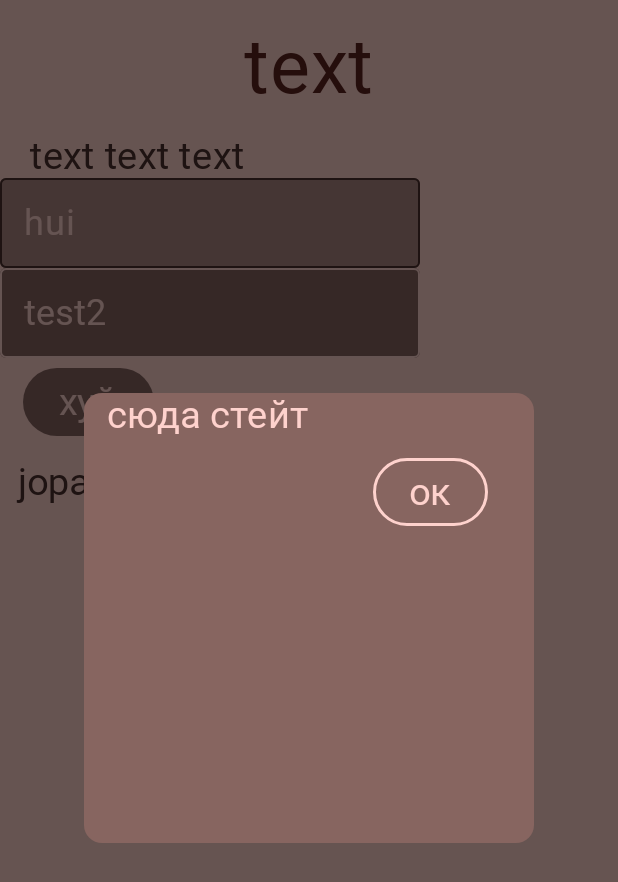
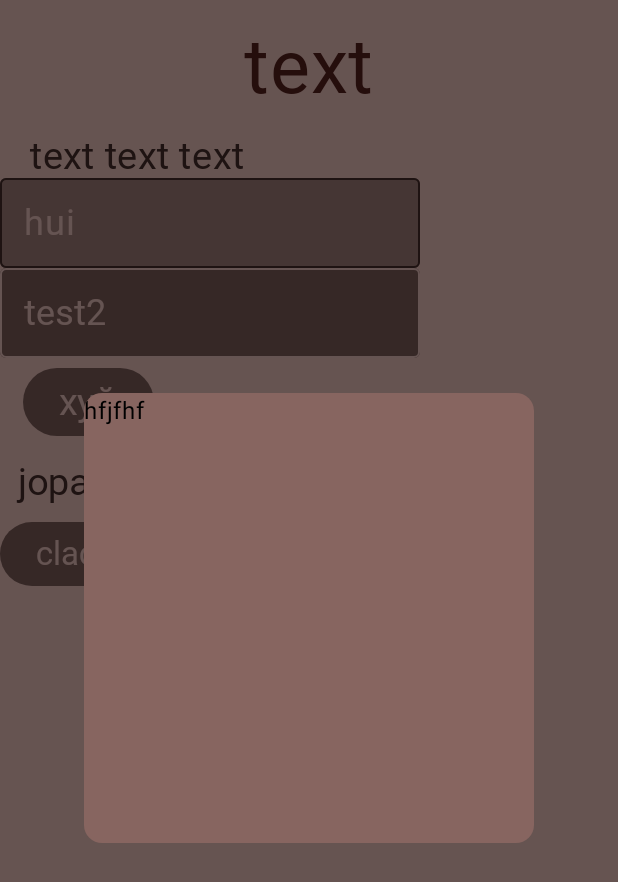
Before and after one commit to raewda/MikoCompany, an Android app built with Jetpack Compose: the screen it shows after launch (MainActivity), after a tap on "хуй", on a phone screen of 412 x 824 dp. Shown: the top 882 px of the screen. Run offline under Robolectric (Android 15) with nearby library versions, the phone set to English and light mode, and no system bars; Roboto replaces fonts that are not available here.

Commit message:
add components

```diff
--- a/app/src/main/java/com/example/mikocompany/details.kt
+++ b/app/src/main/java/com/example/mikocompany/details.kt
@@ -2,15 +2,20 @@ package com.example.mikocompany
 
 import android.util.Log
 import androidx.compose.foundation.BorderStroke
+import androidx.compose.foundation.background
+import androidx.compose.foundation.layout.Box
 import androidx.compose.foundation.layout.Column
 import androidx.compose.foundation.layout.fillMaxWidth
 import androidx.compose.foundation.layout.padding
 import androidx.compose.foundation.layout.size
 import androidx.compose.foundation.shape.CircleShape
+import androidx.compose.foundation.shape.RoundedCornerShape
 import androidx.compose.material3.Button
 import androidx.compose.material3.ButtonDefaults
 import androidx.compose.material3.Card
 import androidx.compose.material3.CardDefaults
+import androidx.compose.material3.DropdownMenu
+import androidx.compose.material3.DropdownMenuItem
 import androidx.compose.material3.Icon
 import androidx.compose.material3.OutlinedTextField
 import androidx.compose.material3.Text
@@ -18,7 +23,8 @@ import androidx.compose.material3.TextButton
 import androidx.compose.material3.TextFieldDefaults
 import androidx.compose.runtime.Composable
 import androidx.compose.runtime.MutableState
-import androidx.compose.runtime.State
+import androidx.compose.runtime.mutableStateOf
+import androidx.compose.runtime.remember
 import androidx.compose.ui.Alignment
 import androidx.compose.ui.Modifier
 import androidx.compose.ui.graphics.Color
@@ -266,17 +272,79 @@ fun MikoInfoDialog(
 // for the data interaction form
 @Composable
 fun MikoDialog(
-
+    openDialog : MutableState<Boolean>,
+    width : Int,
+    height : Int,
+    color: Color,
+    content : @Composable () -> Unit
 ){
-
+    Dialog(
+        onDismissRequest = {
+            openDialog.value = false
+        }
+    ){
+        Card(
+            modifier = Modifier
+                .size(width = width.dp, height = height.dp),
+            colors = CardDefaults.cardColors(color)
+        ) {
+            content()
+        }
+    }
 }
 
 // for popup menu
 @Composable
 fun MikoDropDownMenu(
+    openMenu : MutableState<Boolean>,
+    textButton : String,
+    ddmlist : List<String>,
+    pick : MutableState<String>
+//    ddmlist : State<String>
+){
+    Box(
+        modifier = Modifier
+    ){
+        Button(
+            modifier = Modifier,
+            onClick = {
+                openMenu.value = true
+            },
+            colors = ButtonDefaults.buttonColors(containerS),
+            shape = CircleShape
+        ) {
+            Text(
+                text = textButton,
+                fontFamily = zk,
+                color = backgroundS,
+                fontSize = 22.sp
+            )
+        }
 
-){
-
+        if (openMenu.value){
+            DropdownMenu(
+                modifier = Modifier
+                    .background(containerS),
+                expanded = openMenu.value,
+                onDismissRequest = { openMenu.value = false }
+            ) {
+                for (i in ddmlist.indices){
+                    DropdownMenuItem(
+                        text = { Text(
+                            text = ddmlist.get(index = i),
+                            fontFamily = zk,
+                            color = backgroundS,
+                            fontSize = 22.sp
+                        ) },
+                        onClick = {
+                            pick.value = ddmlist.get(index = i)
+                            openMenu.value = false
+                        }
+                    )
+                }
+            }
+        }
+    }
 }
 
 // to sign the application
--- a/app/src/main/java/com/example/mikocompany/screens/Start.kt
+++ b/app/src/main/java/com/example/mikocompany/screens/Start.kt
@@ -1,11 +1,13 @@
 package com.example.mikocompany.screens
 
 
+import android.widget.ProgressBar
 import androidx.compose.foundation.layout.Arrangement
 import androidx.compose.foundation.layout.Column
 import androidx.compose.foundation.layout.fillMaxSize
 import androidx.compose.foundation.layout.padding
 import androidx.compose.material3.Scaffold
+import androidx.compose.material3.Text
 import androidx.compose.runtime.Composable
 import androidx.compose.runtime.MutableState
 import androidx.compose.runtime.mutableStateOf
@@ -15,6 +17,8 @@ import androidx.compose.ui.graphics.Color
 import androidx.compose.ui.text.input.TextFieldValue
 import androidx.navigation.NavHostController
 import com.example.mikocompany.MikoButton
+import com.example.mikocompany.MikoDialog
+import com.example.mikocompany.MikoDropDownMenu
 import com.example.mikocompany.MikoInfoDialog
 import com.example.mikocompany.MikoName
 import com.example.mikocompany.MikoReadOnlyTextField
@@ -47,6 +51,8 @@ fun Start(
     val test = remember { mutableStateOf(TextFieldValue("")) }
     val test2 = remember { mutableStateOf(TextFieldValue("test2")) }
     val openDialog = remember { mutableStateOf(false) }
+    val openMenu = remember { mutableStateOf(false) }
+    val test3 = remember { mutableStateOf("") }
 
     Scaffold(
         modifier = Modifier
@@ -81,17 +87,38 @@ fun Start(
             )
 
             if (openDialog.value){
-                MikoInfoDialog(
+//                MikoInfoDialog(
+//                    openDialog = openDialog,
+//                    width = 300,
+//                    height = 300,
+//                    color = containerS,
+//                    textColor = backgroundS
+////                vmstate = vmstate
+//                )
+
+                MikoDialog(
                     openDialog = openDialog,
                     width = 300,
                     height = 300,
-                    color = containerS,
-                    textColor = backgroundS
-//                vmstate = vmstate
-                )
+                    color = containerS
+                ) {
+                    Text(
+                        text = "hfjfhf"
+                    )
+                }
             }
 
+            MikoDropDownMenu(
+                ddmlist = listOf(
+                    "one", "two"
+                ),
+                openMenu = openMenu,
+                textButton = "clac",
+                pick = test3
+            )
+
             MikoName()
+
         }
     }
 }
```
